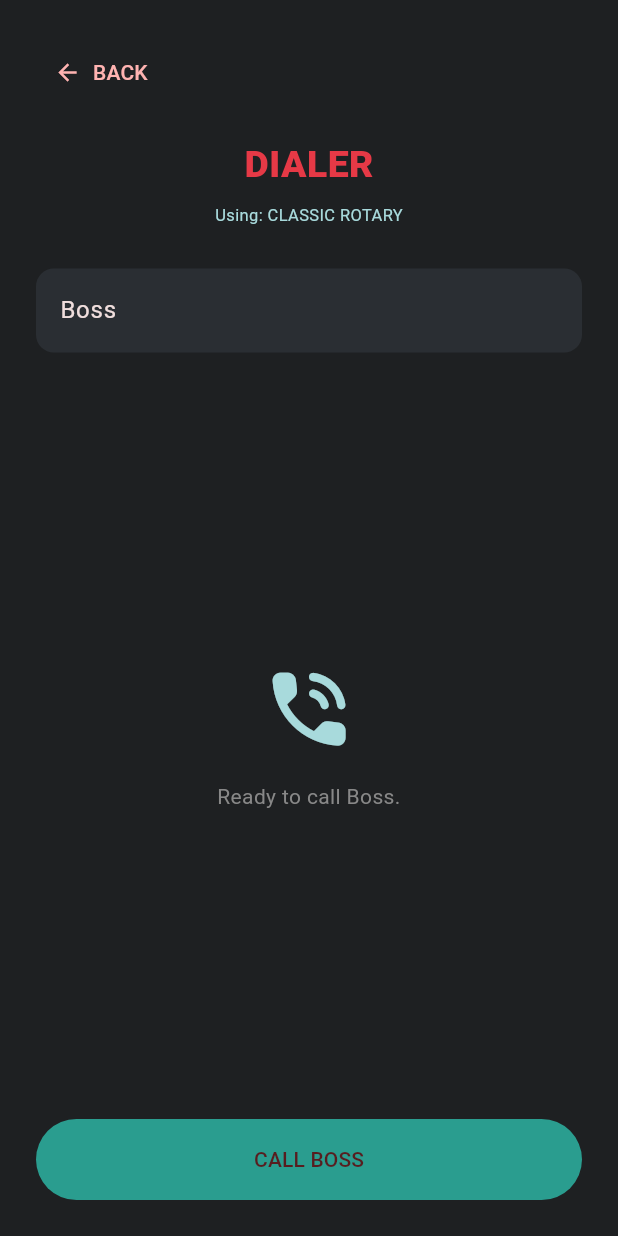
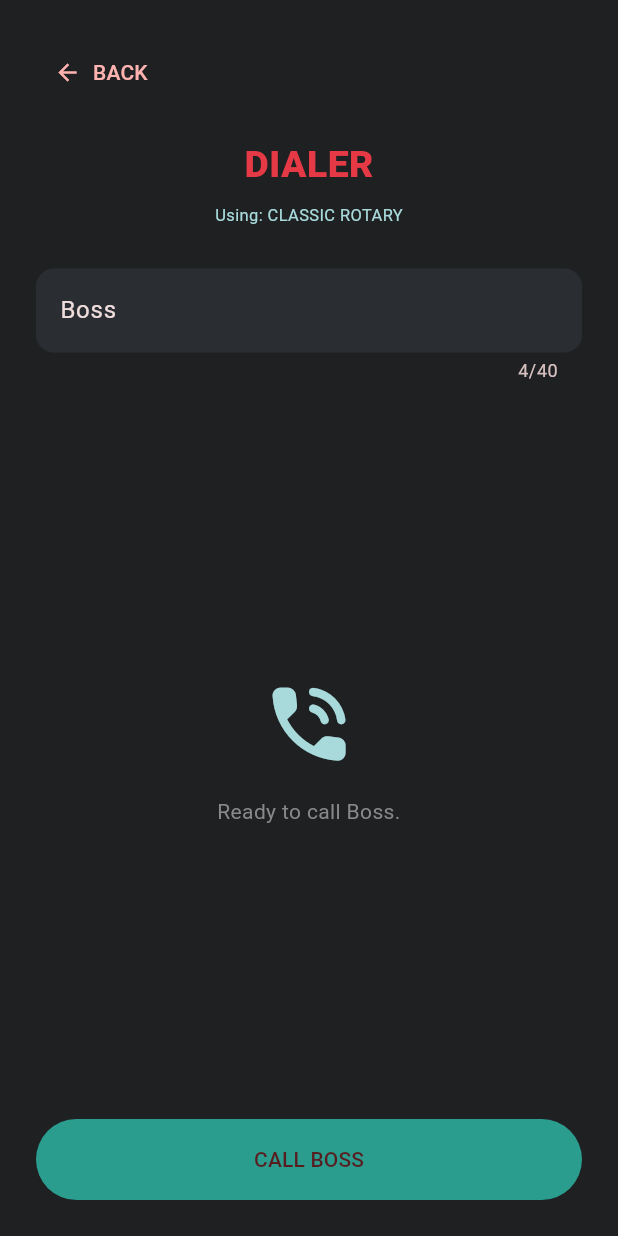
Before and after one commit to matteojose3112-bit/slam, a Flutter app: the screen it shows after launch, after a tap on "OPEN DIALER", on a phone screen of 412 x 824 dp. Run offline on Flutter 3.47's test engine with Material 3 defaults, Android fonts, the phone set to English and light mode, and no system bars; our stand-ins replace audioplayers, material_ui.

Commit message:
fix(ui): bound and normalize simulated contact names (#1)
* fix(ui): bound and normalize simulated contact names

* test(ui): cover bounded contact name input

* fix(ui): normalize whitespace in contact names

* test(ui): cover bounded contact name input

* test(ui): cover bounded contact name input

* refactor(ui): reuse normalized dialer contact name

* test(ui): verify contact normalization and scrollable phone list

* test(ui): assert lazy phone choices before scrolling

```diff
--- a/lib/main.dart
+++ b/lib/main.dart
@@ -175,10 +175,14 @@ class _SlamHomeState extends State<SlamHome> {
     setState(() => _isHighVolume = !_isHighVolume);
   }
 
+  String get _normalizedContactName {
+    final normalized = _nameController.text.trim().replaceAll(RegExp(r'\s+'), ' ');
+    if (normalized.isEmpty) return 'Someone';
+    return normalized.length > 40 ? normalized.substring(0, 40) : normalized;
+  }
+
   void _openCallSimulation() {
-    _contactName = _nameController.text.trim().isEmpty
-        ? 'Someone'
-        : _nameController.text.trim();
+    _contactName = _normalizedContactName;
     setState(() => _screen = SlamScreen.call);
   }
 
@@ -442,6 +446,8 @@ class _SlamHomeState extends State<SlamHome> {
           const SizedBox(height: 28),
           TextField(
             controller: _nameController,
+            maxLength: 40,
+            textInputAction: TextInputAction.done,
             decoration: InputDecoration(
               hintText: "Who's getting slammed?",
               filled: true,
@@ -461,7 +467,7 @@ class _SlamHomeState extends State<SlamHome> {
           ),
           const SizedBox(height: 16),
           Text(
-            'Ready to call ${_nameController.text.trim().isEmpty ? 'Someone' : _nameController.text.trim()}.',
+            'Ready to call $_normalizedContactName.',
             textAlign: TextAlign.center,
             style: const TextStyle(color: Color(0xFF888888)),
           ),
@@ -474,7 +480,7 @@ class _SlamHomeState extends State<SlamHome> {
                 padding: const EdgeInsets.symmetric(vertical: 17),
               ),
               onPressed: _openCallSimulation,
-              child: Text('CALL ${_nameController.text.trim().isEmpty ? 'CONTACT' : _nameController.text.trim().toUpperCase()}'),
+              child: Text('CALL ${_normalizedContactName.toUpperCase()}'),
             ),
           ),
         ],
```
Also changed, not shown: 1 other file.
